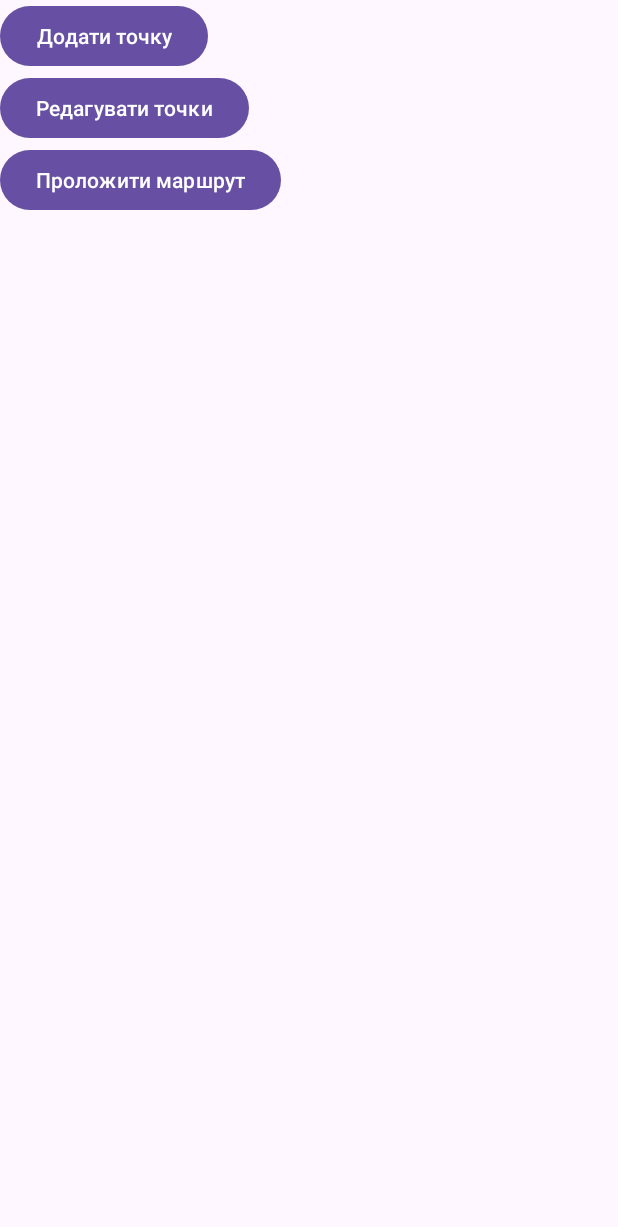
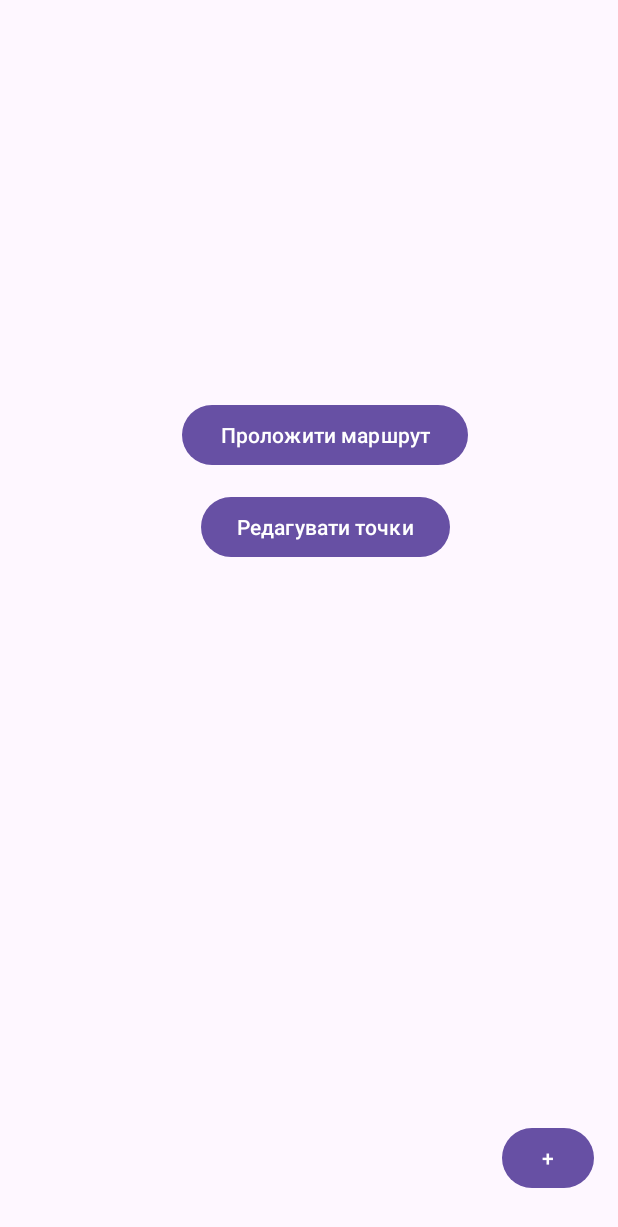
Before and after one commit to PokiGame/MarshRoute, an Android app: the screen it shows after launch (MainActivity), on a phone screen of 412 x 824 dp. Shown: the top 1227 px of the screen. Run offline under Robolectric (Android 15) with nearby library versions, the phone set to English and light mode, and no system bars.

```diff
--- a/app/build.gradle.kts
+++ b/app/build.gradle.kts
@@ -37,7 +37,6 @@ android {
 }
 
 dependencies {
-    implementation(libs.androidx.sqlite)
     implementation(libs.androidx.core.ktx)
     implementation(libs.androidx.appcompat)
     implementation(libs.material)
--- a/app/src/main/java/com/example/marshroute/AddPointActivity.kt
+++ b/app/src/main/java/com/example/marshroute/AddPointActivity.kt
@@ -5,6 +5,7 @@ import android.widget.Button
 import android.widget.EditText
 import android.widget.Toast
 import androidx.appcompat.app.AppCompatActivity
+import com.example.marshroute.database.DatabaseManager
 
 class AddPointActivity : AppCompatActivity() {
 
--- a/app/src/main/java/com/example/marshroute/EditPointDetailsActivity.kt
+++ b/app/src/main/java/com/example/marshroute/EditPointDetailsActivity.kt
@@ -1,12 +1,12 @@
 package com.example.marshroute
 
 import android.app.Activity
-import android.content.Intent
 import android.os.Bundle
 import android.widget.Button
 import android.widget.EditText
 import android.widget.Toast
 import androidx.appcompat.app.AppCompatActivity
+import com.example.marshroute.database.DatabaseManager
 
 class EditPointDetailsActivity : AppCompatActivity() {
     private lateinit var editTextName: EditText
--- a/app/src/main/java/com/example/marshroute/SelectPointsActivity.kt
+++ b/app/src/main/java/com/example/marshroute/SelectPointsActivity.kt
@@ -5,8 +5,8 @@ import android.os.Bundle
 import android.widget.ArrayAdapter
 import android.widget.ListView
 import androidx.activity.result.ActivityResultLauncher
-import androidx.activity.result.contract.ActivityResultContracts
 import androidx.appcompat.app.AppCompatActivity
+import com.example.marshroute.database.DatabaseManager
 
 class SelectPointsActivity : AppCompatActivity() {
     private lateinit var editPointLauncher: ActivityResultLauncher<Intent>
@@ -16,7 +16,7 @@ class SelectPointsActivity : AppCompatActivity() {
 
     override fun onCreate(savedInstanceState: Bundle?) {
         super.onCreate(savedInstanceState)
-        setContentView(R.layout.activity_select_points)
+        setContentView(R.layout.activity_edit_points)
 
         listViewPoints = findViewById(R.id.listView_points)
         dbManager = DatabaseManager(this)
--- a/app/src/main/res/layout/activity_main.xml
+++ b/app/src/main/res/layout/activity_main.xml
@@ -5,22 +5,34 @@
 
     <Button
         android:id="@+id/button_add"
-        android:layout_width="wrap_content"
+        android:layout_width="61dp"
         android:layout_height="wrap_content"
-        android:text="Додати точку" />
+        android:layout_alignParentEnd="true"
+        android:layout_alignParentBottom="true"
+        android:layout_marginEnd="16dp"
+        android:layout_marginBottom="28dp"
+        android:text="+" />
 
     <Button
         android:id="@+id/button_edit"
         android:layout_width="wrap_content"
         android:layout_height="wrap_content"
-        android:text="Редагувати точки"
-        android:layout_below="@id/button_add" />
+        android:layout_alignParentTop="true"
+        android:layout_alignParentEnd="true"
+        android:layout_marginTop="327dp"
+        android:layout_marginEnd="112dp"
+        android:text="Редагувати точки" />
 
     <Button
         android:id="@+id/button_plan_route"
         android:layout_width="wrap_content"
         android:layout_height="wrap_content"
-        android:text="Проложити маршрут"
-        android:layout_below="@id/button_edit" />
+        android:layout_alignParentStart="true"
+        android:layout_alignParentTop="true"
+        android:layout_alignParentEnd="true"
+        android:layout_marginStart="121dp"
+        android:layout_marginTop="266dp"
+        android:layout_marginEnd="100dp"
+        android:text="Проложити маршрут" />
 
 </RelativeLayout>
--- a/app/src/main/res/layout/activity_select_points.xml
+++ b/app/src/main/res/layout/activity_select_points.xml
@@ -3,9 +3,4 @@
     android:layout_width="match_parent"
     android:layout_height="match_parent"
     android:orientation="vertical">
-
-    <ListView
-        android:id="@+id/listView_points"
-        android:layout_width="match_parent"
-        android:layout_height="match_parent"/>
 </LinearLayout>
--- a/gradle/libs.versions.toml
+++ b/gradle/libs.versions.toml
@@ -9,13 +9,11 @@ appcompat = "1.6.1"
 material = "1.10.0"
 activity = "1.8.0"
 constraintlayout = "2.1.4"
-sqlite = "2.4.0"
 googleGmsGoogleServices = "4.4.2"
 firebaseFirestore = "25.0.0"
 
 [libraries]
 androidx-core-ktx = { group = "androidx.core", name = "core-ktx", version.ref = "coreKtx" }
-androidx-sqlite = { module = "androidx.sqlite:sqlite", version.ref = "sqlite" }
 junit = { group = "junit", name = "junit", version.ref = "junit" }
 androidx-junit = { group = "androidx.test.ext", name = "junit", version.ref = "junitVersion" }
 androidx-espresso-core = { group = "androidx.test.espresso", name = "espresso-core", version.ref = "espressoCore" }
```
Also changed, not shown: app/src/main/java/com/example/marshroute/EditPointsActivity.kt (+5 -2 lines), app/src/main/java/com/example/marshroute/database/DatabaseHelper.kt (deleted, +0 -89 lines), app/src/main/java/com/example/marshroute/database/DatabaseManager.kt (+12 -5 lines).
